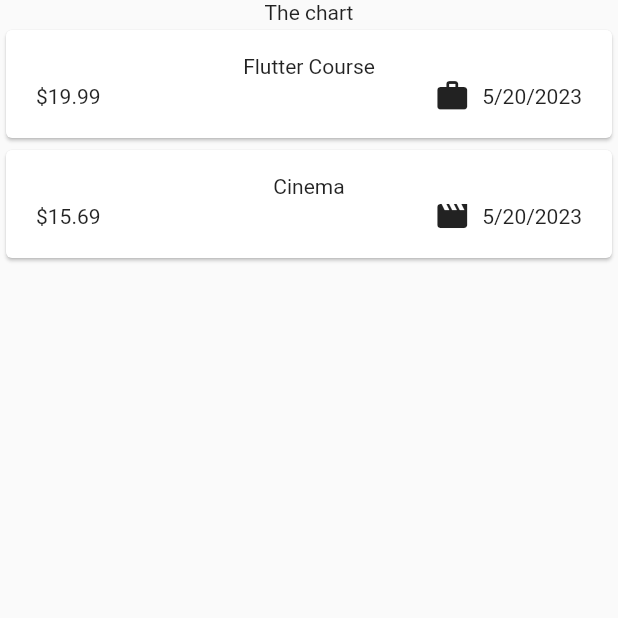
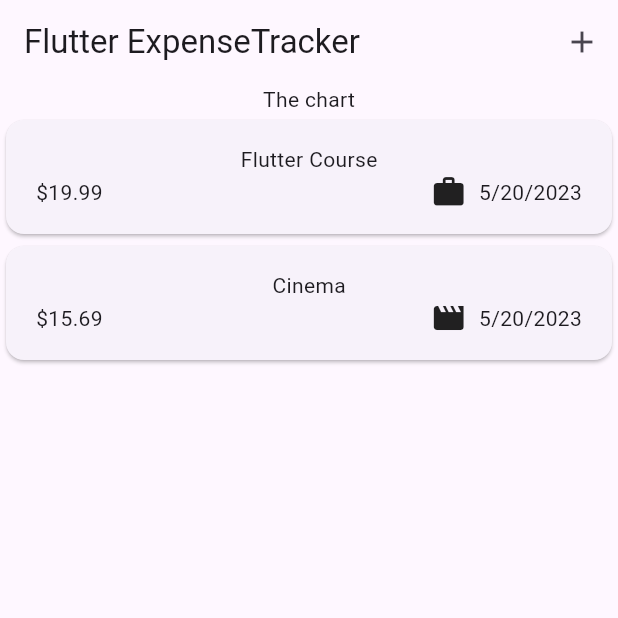
Before and after one commit to alldone03/ExpenseTrackerApp, a Flutter app: the screen it shows after launch, on a phone screen of 412 x 824 dp, the top half of it. Run offline on Flutter 3.47's test engine with Material 2 defaults, Android fonts, the phone set to English and light mode, and no system bars.

Commit message:
Setting an AppBar with a Title & Actions

```diff
--- a/lib/widget/expenses.dart
+++ b/lib/widget/expenses.dart
@@ -25,9 +25,22 @@ class _ExpensesState extends State<Expenses> {
       category: Category.leisure,
     )
   ];
+
+  void _openAddExpenseOverlay() {
+    //...
+  }
   @override
   Widget build(BuildContext context) {
     return Scaffold(
+      appBar: AppBar(
+        title: const Text('Flutter ExpenseTracker'),
+        actions: [
+          IconButton(
+            onPressed: () {},
+            icon: const Icon(Icons.add),
+          ),
+        ],
+      ),
       body: Column(
         children: [
           const Text("The chart"),
```
Also changed, not shown: lib/main.dart (+7 -4 lines).
